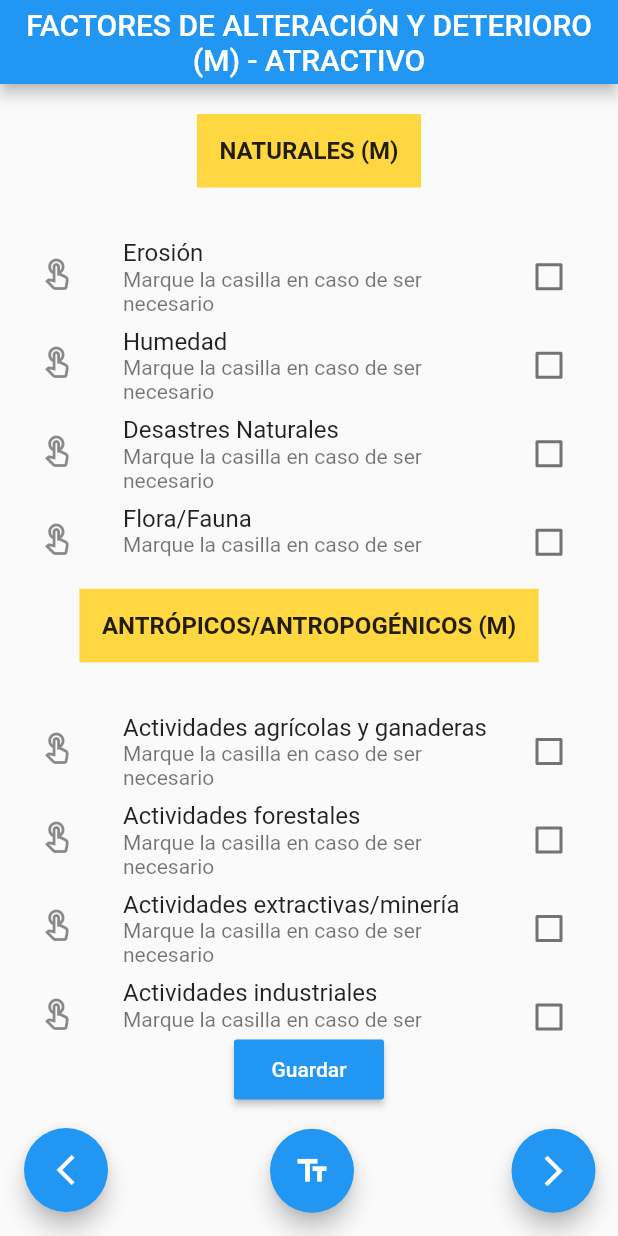
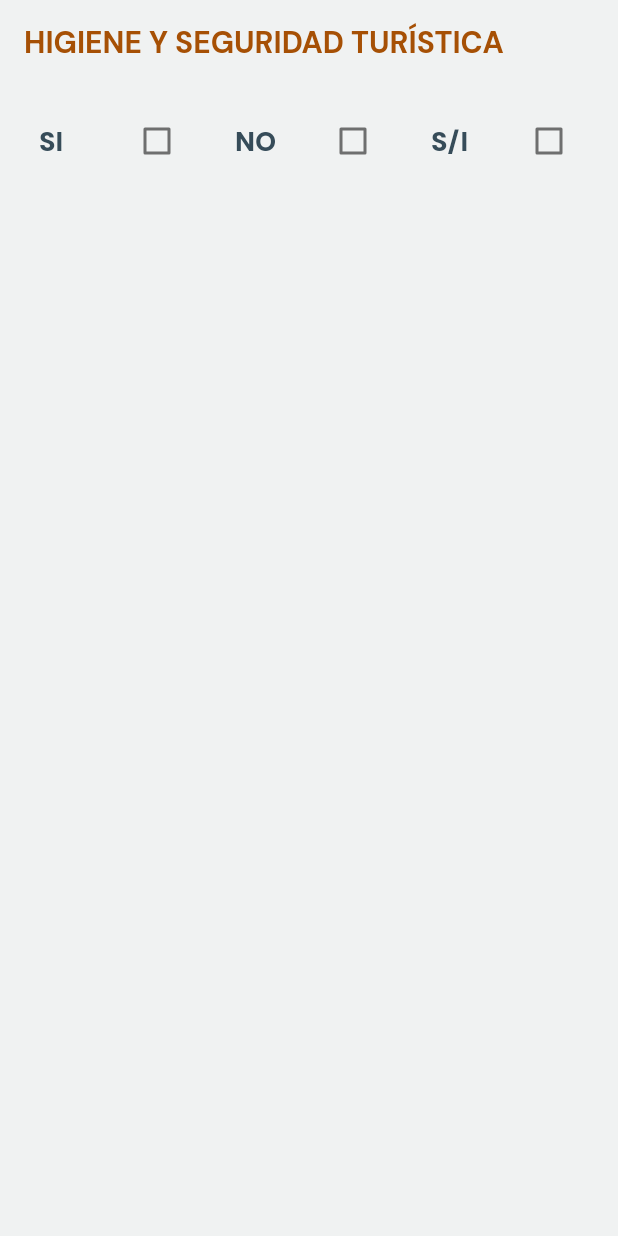
Before and after one commit to joSar2000/Turismo_Flutter, a Flutter app: the screen it shows after launch, scrolled down 576 dp, after a tap on the "arrow forward ios" icon, on a phone screen of 412 x 824 dp. Run offline on Flutter 3.47's test engine with Material 2 defaults, Android fonts, the phone set to English and light mode, and no system bars; our stand-ins replace cloud_firestore, firebase_core, firebase_database, google_fonts, hexcolor; accounts and stored records are empty.

Commit message:
Inclusión de variables

```diff
--- a/lib/pages/viewturista_table6_1.dart
+++ b/lib/pages/viewturista_table6_1.dart
@@ -3,6 +3,8 @@ import 'package:turismo_flutter/pages/viewturista_table6_2.dart';
 import 'package:turismo_flutter/pages/viewturista_table6.dart';
 import 'package:cloud_firestore/cloud_firestore.dart';
 import 'package:flutter/material.dart';
+import 'package:hexcolor/hexcolor.dart';
+import 'package:google_fonts/google_fonts.dart';
 
 class turismTable6_1 extends StatelessWidget {
 
@@ -13,22 +15,19 @@ class turismTable6_1 extends StatelessWidget {
   Widget build(BuildContext context) {
     return MaterialApp(
       home: Scaffold(
-        floatingActionButton: FloatingActionButton(
-          child: Icon(Icons.arrow_back_ios_outlined),
-          onPressed: () {
-            Navigator.push(
-                context,
-              MaterialPageRoute(builder: (context) => turismTable6())
-            );
-          },
-        ),
-        floatingActionButtonLocation: FloatingActionButtonLocation.startFloat,
+        backgroundColor: HexColor("#F0F2F2"),
         appBar: AppBar(
-          title: Text(
-            'FACTORES DE ALTERACIÓN Y DETERIORO (M) - ATRACTIVO',
+          elevation: 0,
+          backgroundColor: HexColor("#F0F2F2"),
+          title:
+          Text('HIGIENE Y SEGURIDAD TURÍSTICA',
               textAlign: TextAlign.center,
               maxLines: 2,
-          ),
+              style: GoogleFonts.dmSans(
+                fontWeight: FontWeight.bold,
+                fontSize: 20,
+                color: HexColor("#A65005"),
+              )),
         ),
         body: Center(
             child: Center(
@@ -46,86 +45,197 @@ class FormSaveWidget extends StatefulWidget {
 }
 
 class FormWidgetState extends State {
-  final firebaseInstance = FirebaseFirestore.instance;
 
-  Map<String, bool> values = {
-    //Tabla6.1.1.1
-    'Erosión': false,
-    'Humedad': false,
-    'Desastres Naturales': false,
-    'Flora/Fauna': false,
-    'Clima': false,
-    'Otros' : false,
-  };
-  Map<String, bool> valores = {
-    //Tabla6.1.1.1
-    'Actividades agrícolas y ganaderas': false,
-    'Actividades forestales': false,
-    'Actividades extractivas/minería': false,
-    'Actividades industriales': false,
-    'Negligencia/Abandono': false,
-    'Huaquearía': false,
-    'Conflicto de tendencia': false,
-    'Condiciones de uso y exposición': false,
-    'Falta de mantenimiento': false,
-    'Contaminación del ambiente': false,
-    'Generación de residuos': false,
-    'Expansión urbana': false,
-    'Conflicto político/social': false,
-    'Desarrollo industrial/comercial': false,
-    'Vandalismo': false,
-  };
-  var table6_1Arr = [];
-  var table6_1_1Arr = [];
-  getCheckboxItems_6_1_1() async {
-    values.forEach((key, value) {
-      if (value == true) {
-        table6_1Arr.add(key);
-      }
-    });
+  static TextEditingController obs_atractivo = TextEditingController();
+  static TextEditingController obs_energia_atractivo = TextEditingController();
+  static TextEditingController obs_saneamiento_atractivo = TextEditingController();
+  static TextEditingController obs_desechos_atractivo = TextEditingController();
+  static TextEditingController obs_atractivo_ciudad = TextEditingController();
+  static TextEditingController obs_energia_ciudad = TextEditingController();
+  static TextEditingController obs_saneamiento_ciudad = TextEditingController();
+  static TextEditingController obs_especifique_pic = TextEditingController();
+  static TextEditingController obs_especifique_pic_a_c = TextEditingController();
+  static TextEditingController obs_especifique_pic_a_t = TextEditingController();
+  static TextEditingController obs_especifique_pic_s_a = TextEditingController();
+  static TextEditingController obs_especifique_pic_r = TextEditingController();
+  static TextEditingController obs_especifique_totems_a_t = TextEditingController();
+  static TextEditingController obs_especifique_totems_s = TextEditingController();
+  static TextEditingController obs_especifique_totems_d = TextEditingController();
+  static TextEditingController obs_especifique_pic_a_n_N = TextEditingController();
+  static TextEditingController obs_especifique_pic_a_t_N = TextEditingController();
+  static TextEditingController obs_especifique_pic_r_N = TextEditingController();
+  static TextEditingController obs_especifique_seniales_t_a = TextEditingController();
+  static TextEditingController obs_especifique_paneles_d_a = TextEditingController();
+  static TextEditingController obs_especifique_panel_i_a = TextEditingController();
+  static TextEditingController obs_especifique_panel_i_d = TextEditingController();
+  static TextEditingController obs_especifique_mesas_i = TextEditingController();
+  static TextEditingController obs_especifique_totems_s_N = TextEditingController();
+  static TextEditingController obs_especifique_totem_d = TextEditingController();
 
-    valores.forEach((key, value) {
-      if (value == true) {
-        table6_1_1Arr.add(key);
-      }
-    });
-    table6_1Arr.clear();
-    table6_1_1Arr.clear();
-    try {
-      await firebaseInstance.collection("Factores de alteracion y deterioro (M)").add({
-        "erosion_M_fac": values.values.elementAt(0),
-        "humedad_M_fac": values.values.elementAt(1),
-        "desastres_naturales_M_fac": values.values.elementAt(2),
-        "flora_fauna_M_fac": values.values.elementAt(3),
-        "clima_M_fac" : values.values.elementAt(4),
-        "otro_M_fac": values.values.elementAt(5),
-        "actividades_agricolas_M_fac": valores.values.elementAt(0),
-        "actividades_forestales_M_fac": valores.values.elementAt(1),
-        "actividades_mineria_M_fac": valores.values.elementAt(2),
-        "actividades_industriales_M_fac": valores.values.elementAt(3),
-        "neglicencia_M_fac": valores.values.elementAt(4),
-        "huaqueria_M_fac": valores.values.elementAt(5),
-        "conflicto_tenencia_M_fac": valores.values.elementAt(6),
-        "condiciones_uso_M_fac": valores.values.elementAt(7),
-        "falta_mantenimiento_M_fac": valores.values.elementAt(8),
-        "contaminacion_ambiente_M_fac": valores.values.elementAt(9),
-        "generacion_residuos_M_fac": valores.values.elementAt(10),
-        "expansion_urbana_M_fac": valores.values.elementAt(11),
-        "conflicto_politico_social_M_fac": valores.values.elementAt(12),
-        "desarrollo_industrial_M_fac": valores.values.elementAt(13),
-        "vandalismo_M_fac": valores.values.elementAt(14),
-      });
-    } catch (e) {
-      print (e);
-    }
+  //VARIABLES
+  bool si_higiene_turistica = false;
+  bool no_higiene_turistica = false;
+  bool s_i_higiene_turistica = false;
+  //
+  bool servicio_basico = false;
+  bool atractivo_servicio_basico = false;
+  bool agua_servicio = false;
+  String especifique_agua_atractivo = obs_atractivo.toString();
+  bool energia_atractivo = false;
+  String especifique_energia_atractivo = obs_energia_atractivo.toString();
+  bool saneamiento_atractivo = false;
+  String especifique_saneamiento_atractivo = obs_saneamiento_atractivo.toString();
+  bool desechos_atractivo = false;
+  String especifique_desechos_atractivo = obs_desechos_atractivo.toString();
+  String onservaciones_atractivo_ciudad = obs_atractivo_ciudad.toString();
+  bool ciudad_poblado_servicio_basico = false;
+  bool agua_ciudad = false;
+  String especifique_energia_ciudad = obs_energia_ciudad.toString();
+  bool saneamiento_ciudad = false;
+  String especifique_saneamiento_ciudad = obs_saneamiento_ciudad.toString();
+  bool desechos_ciudad = false;
+  bool especifique_desechos_ciudad = false;
+  //
+  bool senialeticas_atarctivo = false;
+  bool areas_urbanas = false;
+  int pic_a_n_madera = 0;
+  int pic_a_n_aluminio = 0;
+  int pic_a_n_otro = 0;
+  String especifique_pic_a_n = obs_especifique_pic.toString();
+  bool pic_a_n_bueno = false;
+  bool pic_a_n_regular = false;
+  bool pic_a_n_malo = false;
+  int pic_a_c_madera = 0;
+  int pic_a_c_aluminio = 0;
+  int pic_a_c_otro = 0;
+  String especifique_pic_a_c = obs_especifique_pic_a_c.toString();
+  bool pic_a_c_bueno = false;
+  bool pic_a_c_regular = false;
+  bool pic_a_c_malo = false;
+  int pic_a_t_madera = 0;
+  int pic_a_t_aluminio = 0;
+  int pic_a_t_otro = 0;
+  String especifique_pic_a_t = obs_especifique_pic_a_t.toString();
+  bool pic_a_t_bueno = false;
+  bool pic_a_t_regular = false;
+  bool pic_a_t_malo = false;
+  int pic_s_a_madera = 0;
+  int pic_s_a_aluminio = 0;
+  int pic_s_a_otro = 0;
+  String especifique_pic_s_a = obs_especifique_pic_s_a.toString();
+  bool pic_s_a_bueno = false;
+  bool pic_s_a_regular = false;
+  bool pic_s_a_malo = false;
+  int pic_r_madera = 0;
+  int pic_r_aluminio = 0;
+  int pic_r_otro = 0;
+  String especifique_pic_r = obs_especifique_pic_r.toString();
+  bool pic_r_bueno = false;
+  bool pic_r_regular = false;
+  bool pic_r_malo = false;
+  int totems_a_t_madera = 0;
+  int totems_a_t_aluminio = 0;
+  int totems_a_t_otro = 0;
+  String especifique_totems_a_t = obs_especifique_totems_a_t.toString();
+  bool totems_a_t_bueno = false;
+  bool totems_a_t_regular = false;
+  bool totems_a_t_malo = false;
+  int totems_s_madera = 0;
+  int totems_s_aluminio = 0;
+  int totems_s_otro = 0;
+  String especifique_totems_s = obs_especifique_totems_s.toString();
+  bool totems_s_bueno = false;
+  bool totems_s_regular = false;
+  bool totems_s_malo = false;
+  int totems_d_madera = 0;
+  int totems_d_aluminio = 0;
+  int totems_d_otro = 0;
+  String especifique_totems_d = obs_especifique_totems_d.toString();
+  bool totems_d_bueno = false;
+  bool totems_d_regular = false;
+  bool totems_d_malo = false;
+  bool areas_naturales = false;
+  int pic_a_n_madera_N = 0;
+  int pic_a_n_aluminio_N = 0;
+  int pic_a_n_otro_N = 0;
+  String especifique_pic_a_n_N = obs_especifique_pic_a_n_N.toString();
+  bool pic_a_c_bueno_N = false;
+  bool pic_a_c_regular_N = false;
+  bool pic_a_c_malo_N = false;
+  int pic_a_t_madera_N = 0;
+  int pic_a_t_aluminio_N = 0;
+  int pic_a_t_otro_N = 0;
+  String especifique_pic_a_t_N = obs_especifique_pic_a_t_N.toString();
+  bool pic_s_a_bueno_N = false;
+  bool pic_s_a_regular_N = false;
+  bool pic_s_a_malo_N = false;
+  int pic_r_madera_N = 0;
+  int pic_r_alumunio_N = 0;
+  int pic_r_otro_N = 0;
+  String especifique_pic_r_N = obs_especifique_pic_r_N.toString();
+  bool pic_r_bueno_N = false;
+  bool pic_r_regular_N = false;
+  bool pic_r_malo_N = false;
+  int seniales_t_a_madera = 0;
+  int seniales_t_a_aluminio = 0;
+  int seniales_t_a_otro = 0;
+  String especifique_seniales_t_a = obs_especifique_seniales_t_a.toString();
+  bool seniales_t_a_bueno = false;
+  bool seniales_t_a_regular = false;
+  bool seniales_t_a_malo = false;
+  int paneles_d_a_madera = 0;
+  int paneles_d_a_aluminio = 0;
+  int paneles_d_a_otro = 0;
+  String especifique_paneles_d_a = obs_especifique_paneles_d_a.toString();
+  bool paneles_d_a_bueno = false;
+  bool paneles_d_a_regular = false;
+  bool paneles_d_a_malo = false;
+  int panel_i_a_madera = 0;
+  int panel_i_a_aluminio = 0;
+  int panel_i_a_otro = 0;
+  String especifique_panel_i_a = obs_especifique_panel_i_a.toString();
+  bool panel_i_a_bueno = false;
+  bool panel_i_a_regular = false;
+  bool panel_i_a_malo = false;
+  int panel_i_d_madera = 0;
+  int panel_i_d_aluminio = 0;
+  int panel_i_d_otro = 0;
+  String especifique_panel_i_d = obs_especifique_panel_i_d.toString();
+  bool panel_i_d_bueno = false;
+  bool panel_i_d_regular = false;
+  bool panel_i_d_malo = false;
+  int mesas_i_madera = 0;
+  int mesas_i_aluminio = 0;
+  int mesas_i_otro = 0;
+  String especifique_mesas_i = obs_especifique_mesas_i.toString();
+  bool mesas_i_bueno = false;
+  bool mesas_i_regular = false;
+  bool mesas_i_malo = false;
+  int totems_s_madera_N = 0;
+  int totems_s_aluminio_N = 0;
+  int totems_s_otro_N = 0;
+  String especifique_totems_s_N = obs_especifique_totems_s_N.toString();
+  bool totems_s_bueno_N = false;
+  bool totems_s_regular_N = false;
+  bool totems_s_malo_N = false;
+  int totem_d_madera = 0;
+  int totem_d_aluminio = 0;
+  int totem_d_otro = 0;
+  String especifique_totem_d = obs_especifique_totem_d.toString();
+  bool totem_d_bueno = false;
+  bool totem_d_regular = false;
+  bool totem_d_malo = false;
+  bool letreros_informativos = false;
+  int letrero_i_b_madera = 0;
+  int letrero_i_b_aluminio = 0;
+  int letrero_i_b_otro = 0;
 
-  }
-
-  void _showAlertDialog (BuildContext context) {
+  void _showAlertDialog(BuildContext context) {
     final scaffold = Scaffold.of(context);
     scaffold.showSnackBar(
         SnackBar(
-            content: const Text ("Debe añadir una observación dando click en el botón de texto"),
+          content: const Text (
+              "Por favor, navegue hasta la próxima pantalla con el botón de flecha"),
           action: SnackBarAction(
             label: "OK", onPressed: scaffold.hideCurrentSnackBar,
           ),
@@ -135,335 +245,86 @@ class FormWidgetState extends State {
 
   @override
   Widget build(BuildContext context) {
-    //print(DateTime.now());
-    return Column(
-      children:<Widget> [
-        titleSection,
-        Expanded(
-          child: ListView(
-            padding: EdgeInsets.fromLTRB(10.0, 10.0, 10.0, 10.0),
-            children: values.keys.map((String key) {
-              return new CheckboxListTile(
-                  subtitle: Text("Marque la casilla en caso de ser necesario"),
-                  secondary: const Icon(Icons.touch_app_outlined),
-                  title: new Text(key),
-                  value: values[key],
-                  activeColor: Colors.green,
-                  checkColor: Colors.white,
+    return MaterialApp(
+      home: Scaffold(
+        backgroundColor: HexColor("#F0F2F2"),
+        body: ListView(
+          padding: EdgeInsets.all(10.0),
+          children: <Widget> [
+            new Row(
+              mainAxisAlignment: MainAxisAlignment.spaceEvenly,
+              children: <Widget> [
+                Flexible(
+                  child: Container(
+                    child: CheckboxListTile(
+                      tristate: false,
+                      title: Text(
+                        "SI",
+                        style: GoogleFonts.dmSans(
+                          fontWeight: FontWeight.w900,
+                          fontSize: 18,
+                          color: HexColor("#364C59"),
+                        ),
+                      ),
+                      value: this.si_higiene_turistica,
                       onChanged: (value) {
                         setState(() {
-                      values[key] = value!;
-                      //print('valores: $values');
-                      //print(values.values.elementAt(0));
-                      if (values.values.elementAt(5) == true) {
-                        print ("debes poner un texto");
+                          this.si_higiene_turistica = value!;
+                        });
+                      },
+                    ),
+                  ),
+                ),
+                Flexible(
+                  child: Container(
+                    child: CheckboxListTile(
+                      tristate: false,
+                      title: Text(
+                        "NO",
+                        style: GoogleFonts.dmSans(
+                          fontWeight: FontWeight.w900,
+                          fontSize: 18,
+                          color: HexColor("#364C59"),
+                        ),
+                      ),
+                      value: this.no_higiene_turistica,
+                      onChanged: (value) {
+                        setState(() {
+                          this.no_higiene_turistica = value!;
+                          if (this.no_higiene_turistica == true) {
                             _showAlertDialog(context);
                           }
                         });
-                  }
-                  );
-            }).toList(),
+                      },
                     ),
                   ),
-        titleSection2,
-        Expanded(
-          child: ListView(
-            padding: EdgeInsets.fromLTRB(10.0, 10.0, 10.0, 10.0),
-            children: valores.keys.map((String key) {
-              return new CheckboxListTile(
-                  subtitle: Text("Marque la casilla en caso de ser necesario"),
-                  secondary: const Icon(Icons.touch_app_outlined),
-                  title: new Text(key),
-                  value: valores[key],
-                  activeColor: Colors.green,
-                  checkColor: Colors.white,
+                ),
+                Flexible(
+                  child: Container(
+                    child: CheckboxListTile(
+                      tristate: false,
+                      title: Text(
+                        "S/I",
+                        style: GoogleFonts.dmSans(
+                          fontWeight: FontWeight.w900,
+                          fontSize: 18,
+                          color: HexColor("#364C59"),
+                        ),
+                      ),
+                      value: this.s_i_higiene_turistica,
                       onChanged: (value) {
                         setState(() {
-                      valores[key] = value!;
-                      //print('valores: $valores');
-                      //print(values.values.elementAt(0));
+                          this.s_i_higiene_turistica = value!;
                         });
-                  }
-              );
-            }).toList(),
-          ),
-        ),
-        MaterialButton(
-          minWidth: 100.0,
-          height: 40.0,
-          onPressed: () {
-            getCheckboxItems_6_1_1();
                       },
-          color: Colors.blue,
-          child: Text('Guardar', style: TextStyle(color: Colors.white)),
-        ),
-        buttonClass(),
-      ],
-    );
-  }
-  Widget titleSection = Container(
-    padding: const EdgeInsets.fromLTRB(10, 20, 10, 20),
-    child: Row(
-      children: [
-        Expanded(
-          /*1*/
-          child: Column(
-            crossAxisAlignment: CrossAxisAlignment.center,
-            children: [
-              /*2*/
-              Container(
-                color: Colors.amberAccent,
-                padding: const EdgeInsets.all(15.0),
-                child: Text(
-                  'NATURALES (M)',
-                  textAlign: TextAlign.center,
-                  style: TextStyle(
-                    fontWeight: FontWeight.bold,
-                    fontSize: 16,
                     ),
                   ),
                 ),
               ],
             ),
-        ),
-      ],
-    ),
-  );
-  Widget titleSection2 = Container(
-    padding: const EdgeInsets.fromLTRB(10, 20, 10, 20),
-    child: Row(
-      children: [
-        Expanded(
-          /*1*/
-          child: Column(
-            crossAxisAlignment: CrossAxisAlignment.center,
-            children: [
-              /*2*/
-              Container(
-                color: Colors.amberAccent,
-                padding: const EdgeInsets.all(15.0),
-                child: Text(
-                  'ANTRÓPICOS/ANTROPOGÉNICOS (M)',
-                  textAlign: TextAlign.center,
-                  style: TextStyle(
-                    fontWeight: FontWeight.bold,
-                    fontSize: 16,
-                  ),
-                ),
-              ),
           ],
         ),
       ),
-      ],
-    ),
-  );
-}
-
-class buttonClass extends StatelessWidget {
-  @override
-  Widget build(BuildContext context) {
-    return Row(
-      mainAxisAlignment: MainAxisAlignment.spaceEvenly,
-      //crossAxisAlignment:  CrossAxisAlignment.center,
-      children: <Widget> [
-        Container(
-          padding: EdgeInsets.fromLTRB(50.0, 32.0, 100.0, 55.0),
-        ),
-        new FloatingActionButton(
-          heroTag: "btn2",
-          child: Icon(Icons.text_fields),
-          onPressed: () {
-            Navigator.push(
-                context,
-                MaterialPageRoute(builder: (context) => Textrute()),
-            );
-          }
-        ),
-        Container(
-          padding: EdgeInsets.fromLTRB(75.0, 32.0, 0.0, 55.0),
-        ),
-        new FloatingActionButton(
-            heroTag: "btn3",
-            child: Icon(Icons.arrow_forward_ios),
-            onPressed: () {
-              Navigator.push(
-                  context,
-                  MaterialPageRoute(
-                    builder: (context) => turismTable6_2(),
-                  ),
-              );
-            }
-        ),
-      ],
     );
   }
 }
-
-class Textrute extends StatelessWidget {
-  final firebaseInstance = FirebaseFirestore.instance;
-  static TextEditingController esp = TextEditingController();
-  static TextEditingController obs = TextEditingController();
-
-  Map<String,String> valoresTexto = {
-    'Especifique': esp.text,
-    'Observaciones' : obs.text,
-  };
-
-  void getTextForm () async {
-    try {
-      await firebaseInstance.collection("Especificaciones_Observaciones Factores estado deterioro").add({
-        "especifique_M_fac": valoresTexto.values.elementAt(0),
-        "observaciones_M_fac": valoresTexto.values.elementAt(1)
-      });
-    } catch (e) {
-      print (e);
-    }
-  }
-
-  @override
-  Widget build(BuildContext context) {
-    return Scaffold(
-      floatingActionButton: FloatingActionButton(
-        child: Icon(Icons.arrow_back_ios_outlined),
-        onPressed: () {
-          Navigator.pop(context);
-        },
-      ),
-      floatingActionButtonLocation: FloatingActionButtonLocation.startFloat,
-      appBar: AppBar(
-        title: Text(
-          'FACTORES DE ALTERACIÓN Y DETERIORO (M)',
-          textAlign: TextAlign.center,
-          maxLines: 2,
-        ),
-      ),
-      body: Form(
-          child: Column(
-            crossAxisAlignment: CrossAxisAlignment.center,
-            children: <Widget> [
-              SizedBox(
-                height: 8,
-              ),
-              titleSection1,
-              TextFormField(
-                controller: esp,
-                maxLines: 5,
-                validator: (value) {
-                  if (value!.isEmpty) {
-                    return "correcto";
-                  } else {
-                    return "ingrese valores!";
-                  }
-                },
-                decoration: InputDecoration(
-                  icon: Icon(Icons.input_outlined),
-                  contentPadding: EdgeInsets.all(20.0),
-                  hintText:
-                  "Ingrese las especificaciones en caso de haber elegido 'NO' en la lista anterior",
-                  labelText: ("Especificaciones"),
-                  isCollapsed: true,
-                  //observaciones_atractivo_U
-                  border: OutlineInputBorder(
-                      borderRadius:
-                      BorderRadius.all(Radius.elliptical(10, 10))),
-                ),
-              ),
-              titleSection2,
-              TextFormField(
-                controller: obs,
-                maxLines: 5,
-                validator: (value) {
-                  if (value!.isEmpty) {
-                    return "correcto";
-                  } else {
-                    return "ingrese valores!";
-                  }
-                },
-                decoration: InputDecoration(
-                  icon: Icon(Icons.input_outlined),
-                  contentPadding: EdgeInsets.all(20.0),
-                  hintText:
-                  "Ingrese sus observaciones en caso de ser necesarias",
-                  labelText: ("Observaciones"),
-                  isCollapsed: true,
-                  //observaciones_atractivo_U
-                  border: OutlineInputBorder(
-                      borderRadius:
-                      BorderRadius.all(Radius.elliptical(10, 10))),
-                ),
-              ),
-              MaterialButton(
-                minWidth: 100.0,
-                height: 40.0,
-                onPressed: () {
-                  Textrute().getTextForm();
-                  print(esp.text);
-                  print(obs.text);
-                },
-                color: Colors.blue,
-                child: Text('Guardar', style: TextStyle(color: Colors.white)),
-              )
-            ],
-          )
-      ),
-    );
-  }
-
-  Widget titleSection1 = Container(
-    padding: const EdgeInsets.fromLTRB(10, 20, 10, 20),
-    child: Row(
-      children: [
-        Expanded(
-          /*1*/
-          child: Column(
-            crossAxisAlignment: CrossAxisAlignment.center,
-            children: [
-              /*2*/
-              Container(
-                color: Colors.amberAccent,
-                padding: const EdgeInsets.all(15.0),
-                child: Text(
-                  'INGRESE LAS ESPECIFICACIONES DE LAS ALTERACIONES Y DETERIOROS',
-                  textAlign: TextAlign.center,
-                  style: TextStyle(
-                    fontWeight: FontWeight.bold,
-                    fontSize: 16,
-                  ),
-                ),
-              ),
-            ],
-          ),
-        ),
-      ],
-    ),
-  );
-
-  Widget titleSection2 = Container(
-    padding: const EdgeInsets.fromLTRB(10, 20, 10, 20),
-    child: Row(
-      children: [
-        Expanded(
-          /*1*/
-          child: Column(
-            crossAxisAlignment: CrossAxisAlignment.center,
-            children: [
-              /*2*/
-              Container(
-                color: Colors.amberAccent,
-                padding: const EdgeInsets.all(15.0),
-                child: Text(
-                  'INGRESE LAS OBSERVACIONES',
-                  textAlign: TextAlign.center,
-                  style: TextStyle(
-                    fontWeight: FontWeight.bold,
-                    fontSize: 16,
-                  ),
-                ),
-              ),
-            ],
-          ),
-        ),
-      ],
-    ),
-  );
-}
```
Lines whose indentation alone changed are shown as unchanged.
